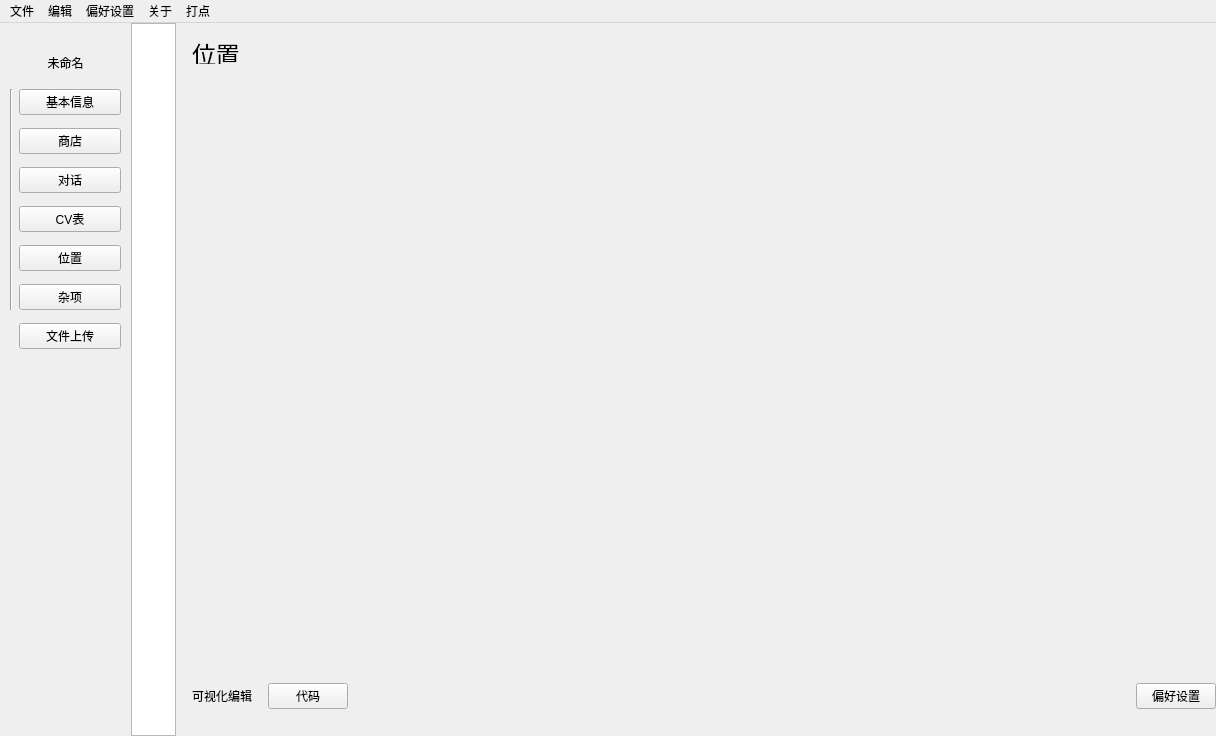
Old version of the form Visual-Editor/mainwindow.ui in the repository Marcus-P-114514/Genshin-Impact-BWiKi-NPC-Editor.
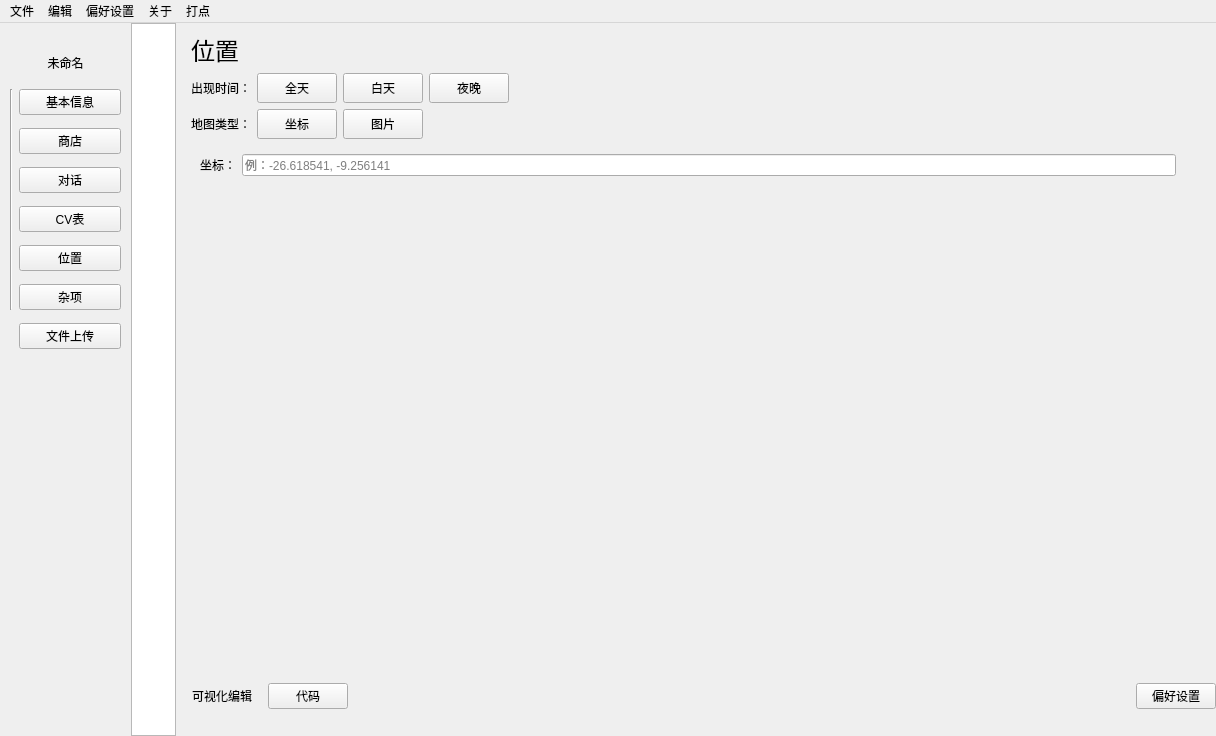
New version of the form. The open tabs and pages were chosen to show the change.

Commit message: Added: NPC Location

```diff
--- a/Visual-Editor/mainwindow.ui
+++ b/Visual-Editor/mainwindow.ui
@@ -1768,22 +1768,245 @@
          </layout>
         </widget>
         <widget class="QWidget" name="page_10">
-         <widget class="QLabel" name="label_6">
-          <property name="geometry">
-           <rect>
-            <x>10</x>
-            <y>20</y>
-            <width>591</width>
-            <height>21</height>
-           </rect>
-          </property>
-          <property name="styleSheet">
-           <string notr="true">font: 18pt;</string>
-          </property>
-          <property name="text">
-           <string>位置</string>
-          </property>
-         </widget>
+         <layout class="QVBoxLayout" name="verticalLayout_7">
+          <item>
+           <widget class="QLabel" name="label_6">
+            <property name="styleSheet">
+             <string notr="true">font: 18pt;</string>
+            </property>
+            <property name="text">
+             <string>位置</string>
+            </property>
+           </widget>
+          </item>
+          <item>
+           <layout class="QHBoxLayout" name="horizontalLayout_17">
+            <item>
+             <widget class="QLabel" name="label_27">
+              <property name="text">
+               <string>出现时间：</string>
+              </property>
+             </widget>
+            </item>
+            <item>
+             <widget class="QPushButton" name="npc_appear_isfull_day">
+              <property name="sizePolicy">
+               <sizepolicy hsizetype="Fixed" vsizetype="Fixed">
+                <horstretch>0</horstretch>
+                <verstretch>0</verstretch>
+               </sizepolicy>
+              </property>
+              <property name="minimumSize">
+               <size>
+                <width>70</width>
+                <height>30</height>
+               </size>
+              </property>
+              <property name="text">
+               <string>全天</string>
+              </property>
+             </widget>
+            </item>
+            <item>
+             <widget class="QPushButton" name="npc_appear_isday">
+              <property name="sizePolicy">
+               <sizepolicy hsizetype="Fixed" vsizetype="Fixed">
+                <horstretch>0</horstretch>
+                <verstretch>0</verstretch>
+               </sizepolicy>
+              </property>
+              <property name="minimumSize">
+               <size>
+                <width>70</width>
+                <height>30</height>
+               </size>
+              </property>
+              <property name="text">
+               <string>白天</string>
+              </property>
+             </widget>
+            </item>
+            <item>
+             <widget class="QPushButton" name="npc_appear_isnight">
+              <property name="sizePolicy">
+               <sizepolicy hsizetype="Fixed" vsizetype="Fixed">
+                <horstretch>0</horstretch>
+                <verstretch>0</verstretch>
+               </sizepolicy>
+              </property>
+              <property name="minimumSize">
+               <size>
+                <width>70</width>
+                <height>30</height>
+               </size>
+              </property>
+              <property name="text">
+               <string>夜晚</string>
+              </property>
+             </widget>
+            </item>
+            <item>
+             <spacer name="horizontalSpacer_11">
+              <property name="orientation">
+               <enum>Qt::Horizontal</enum>
+              </property>
+              <property name="sizeHint" stdset="0">
+               <size>
+                <width>40</width>
+                <height>20</height>
+               </size>
+              </property>
+             </spacer>
+            </item>
+           </layout>
+          </item>
+          <item>
+           <layout class="QHBoxLayout" name="horizontalLayout_18">
+            <item>
+             <widget class="QLabel" name="label_28">
+              <property name="text">
+               <string>地图类型：</string>
+              </property>
+             </widget>
+            </item>
+            <item>
+             <widget class="QPushButton" name="npc_location_usemap">
+              <property name="sizePolicy">
+               <sizepolicy hsizetype="Fixed" vsizetype="Fixed">
+                <horstretch>0</horstretch>
+                <verstretch>0</verstretch>
+               </sizepolicy>
+              </property>
+              <property name="minimumSize">
+               <size>
+                <width>70</width>
+                <height>30</height>
+               </size>
+              </property>
+              <property name="text">
+               <string>坐标</string>
+              </property>
+             </widget>
+            </item>
+            <item>
+             <widget class="QPushButton" name="npc_location_usepic">
+              <property name="sizePolicy">
+               <sizepolicy hsizetype="Fixed" vsizetype="Fixed">
+                <horstretch>0</horstretch>
+                <verstretch>0</verstretch>
+               </sizepolicy>
+              </property>
+              <property name="minimumSize">
+               <size>
+                <width>70</width>
+                <height>30</height>
+               </size>
+              </property>
+              <property name="text">
+               <string>图片</string>
+              </property>
+             </widget>
+            </item>
+            <item>
+             <spacer name="horizontalSpacer_12">
+              <property name="orientation">
+               <enum>Qt::Horizontal</enum>
+              </property>
+              <property name="sizeHint" stdset="0">
+               <size>
+                <width>718</width>
+                <height>20</height>
+               </size>
+              </property>
+             </spacer>
+            </item>
+           </layout>
+          </item>
+          <item>
+           <widget class="QStackedWidget" name="npc_map_main_frame">
+            <property name="currentIndex">
+             <number>1</number>
+            </property>
+            <widget class="QWidget" name="page_19">
+             <layout class="QVBoxLayout" name="verticalLayout_8">
+              <property name="rightMargin">
+               <number>31</number>
+              </property>
+              <item>
+               <layout class="QHBoxLayout" name="horizontalLayout_19">
+                <item>
+                 <widget class="QLabel" name="label_29">
+                  <property name="text">
+                   <string>坐标：</string>
+                  </property>
+                 </widget>
+                </item>
+                <item>
+                 <widget class="QLineEdit" name="npc_location_map_edit">
+                  <property name="cursor">
+                   <cursorShape>CrossCursor</cursorShape>
+                  </property>
+                  <property name="placeholderText">
+                   <string>例：-26.618541, -9.256141</string>
+                  </property>
+                 </widget>
+                </item>
+               </layout>
+              </item>
+              <item>
+               <spacer name="verticalSpacer_3">
+                <property name="orientation">
+                 <enum>Qt::Vertical</enum>
+                </property>
+                <property name="sizeHint" stdset="0">
+                 <size>
+                  <width>20</width>
+                  <height>441</height>
+                 </size>
+                </property>
+               </spacer>
+              </item>
+             </layout>
+            </widget>
+            <widget class="QWidget" name="page_20">
+             <layout class="QVBoxLayout" name="verticalLayout_9">
+              <item>
+               <widget class="QPushButton" name="upload_npc_pic_location">
+                <property name="sizePolicy">
+                 <sizepolicy hsizetype="Minimum" vsizetype="Fixed">
+                  <horstretch>0</horstretch>
+                  <verstretch>30</verstretch>
+                 </sizepolicy>
+                </property>
+                <property name="minimumSize">
+                 <size>
+                  <width>0</width>
+                  <height>30</height>
+                 </size>
+                </property>
+                <property name="text">
+                 <string>上传图片（需提前指定NPC名）</string>
+                </property>
+               </widget>
+              </item>
+              <item>
+               <spacer name="verticalSpacer_4">
+                <property name="orientation">
+                 <enum>Qt::Vertical</enum>
+                </property>
+                <property name="sizeHint" stdset="0">
+                 <size>
+                  <width>20</width>
+                  <height>436</height>
+                 </size>
+                </property>
+               </spacer>
+              </item>
+             </layout>
+            </widget>
+           </widget>
+          </item>
+         </layout>
         </widget>
         <widget class="QWidget" name="page_11">
          <widget class="QLabel" name="label_7">
```
Left out of the diff: 58 changed lines with no effect on the pictures. The commit also changes 2 other files.
